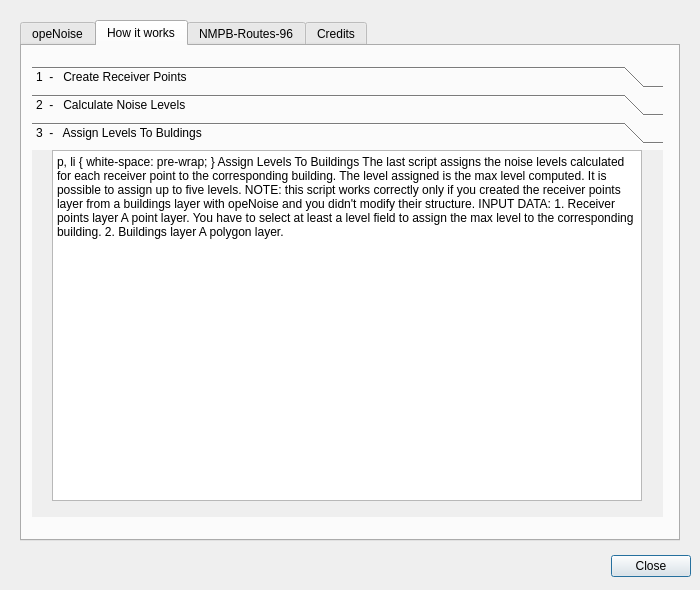
First picture: the form in tools/ui_Informations.ui, repository Arpapiemonte/openoise-map, before the edit.
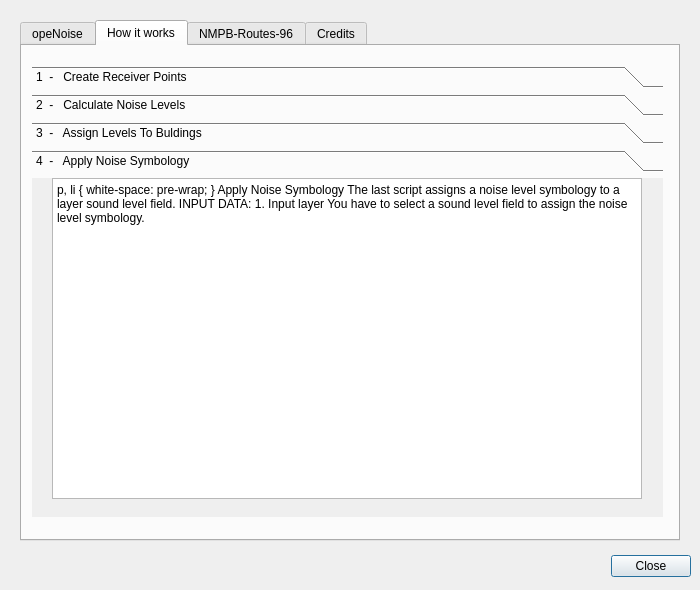
Second picture: the form after the edit. The open tabs and pages were chosen to show the change. Icons and pictures are not drawn.

Diff of the .ui file:
```diff
--- a/tools/ui_Informations.ui
+++ b/tools/ui_Informations.ui
@@ -110,7 +110,7 @@
      <property name="currentIndex">
       <number>0</number>
      </property>
-     <widget class="QWidget" name="page_2">
+     <widget class="QWidget" name="page_1">
       <property name="geometry">
        <rect>
         <x>0</x>
@@ -216,7 +216,7 @@
 p, li { white-space: pre-wrap; }
 &lt;/style&gt;&lt;/head&gt;&lt;body style=&quot; font-family:'Ubuntu'; font-size:11pt; font-weight:400; font-style:normal;&quot;&gt;
 &lt;p align=&quot;center&quot; style=&quot; margin-top:12px; margin-bottom:12px; margin-left:0px; margin-right:0px; -qt-block-indent:0; text-indent:0px;&quot;&gt;&lt;span style=&quot; font-size:16pt; font-weight:600;&quot;&gt;Assign Levels To Buildings&lt;/span&gt;&lt;/p&gt;
-&lt;p align=&quot;justify&quot; style=&quot; margin-top:12px; margin-bottom:12px; margin-left:0px; margin-right:0px; -qt-block-indent:0; text-indent:0px;&quot;&gt;&lt;br /&gt;&lt;span style=&quot; font-size:12pt;&quot;&gt;The last script assigns the noise levels calculated for each receiver point to the corresponding building.&lt;/span&gt;&lt;/p&gt;
+&lt;p align=&quot;justify&quot; style=&quot; margin-top:12px; margin-bottom:12px; margin-left:0px; margin-right:0px; -qt-block-indent:0; text-indent:0px;&quot;&gt;&lt;br /&gt;&lt;span style=&quot; font-size:12pt;&quot;&gt;The third script assigns the noise levels calculated for each receiver point to the corresponding building.&lt;/span&gt;&lt;/p&gt;
 &lt;p align=&quot;justify&quot; style=&quot; margin-top:12px; margin-bottom:12px; margin-left:0px; margin-right:0px; -qt-block-indent:0; text-indent:0px;&quot;&gt;&lt;span style=&quot; font-size:12pt;&quot;&gt;The level assigned is the max level computed.&lt;/span&gt;&lt;/p&gt;
 &lt;p align=&quot;justify&quot; style=&quot; margin-top:12px; margin-bottom:12px; margin-left:0px; margin-right:0px; -qt-block-indent:0; text-indent:0px;&quot;&gt;&lt;span style=&quot; font-size:12pt;&quot;&gt;It is possible to assign up to five levels.&lt;/span&gt;&lt;/p&gt;
 &lt;p align=&quot;justify&quot; style=&quot; margin-top:12px; margin-bottom:12px; margin-left:0px; margin-right:0px; -qt-block-indent:0; text-indent:0px;&quot;&gt;&lt;span style=&quot; font-size:12pt;&quot;&gt;NOTE: this script works correctly only if you created the receiver points layer from a buildings layer with opeNoise and you didn't modify their structure.&lt;br /&gt;&lt;/span&gt;&lt;/p&gt;
@@ -225,6 +225,39 @@
        </property>
       </widget>
      </widget>
+     <widget class="QWidget" name="page_4">
+      <property name="geometry">
+       <rect>
+        <x>0</x>
+        <y>0</y>
+        <width>631</width>
+        <height>327</height>
+       </rect>
+      </property>
+      <attribute name="label">
+       <string>4  -   Apply Noise Symbology</string>
+      </attribute>
+      <widget class="QTextBrowser" name="textBrowser_11">
+       <property name="geometry">
+        <rect>
+         <x>20</x>
+         <y>0</y>
+         <width>590</width>
+         <height>321</height>
+        </rect>
+       </property>
+       <property name="html">
+        <string>&lt;!DOCTYPE HTML PUBLIC &quot;-//W3C//DTD HTML 4.0//EN&quot; &quot;http://www.w3.org/TR/REC-html40/strict.dtd&quot;&gt;
+&lt;html&gt;&lt;head&gt;&lt;meta name=&quot;qrichtext&quot; content=&quot;1&quot; /&gt;&lt;style type=&quot;text/css&quot;&gt;
+p, li { white-space: pre-wrap; }
+&lt;/style&gt;&lt;/head&gt;&lt;body style=&quot; font-family:'Ubuntu'; font-size:11pt; font-weight:400; font-style:normal;&quot;&gt;
+&lt;p align=&quot;center&quot; style=&quot; margin-top:12px; margin-bottom:12px; margin-left:0px; margin-right:0px; -qt-block-indent:0; text-indent:0px;&quot;&gt;&lt;span style=&quot; font-size:16pt; font-weight:600;&quot;&gt;Apply Noise Symbology&lt;/span&gt;&lt;/p&gt;
+&lt;p align=&quot;justify&quot; style=&quot; margin-top:12px; margin-bottom:12px; margin-left:0px; margin-right:0px; -qt-block-indent:0; text-indent:0px;&quot;&gt;&lt;br /&gt;&lt;span style=&quot; font-size:12pt;&quot;&gt;The last script assigns a noise level symbology to a layer sound level field.&lt;br /&gt;&lt;/span&gt;&lt;/p&gt;
+&lt;p align=&quot;justify&quot; style=&quot; margin-top:12px; margin-bottom:12px; margin-left:0px; margin-right:0px; -qt-block-indent:0; text-indent:0px;&quot;&gt;&lt;span style=&quot; font-size:12pt; font-weight:600; font-style:italic; text-decoration: underline;&quot;&gt;INPUT DATA:&lt;/span&gt;&lt;/p&gt;
+&lt;p align=&quot;justify&quot; style=&quot; margin-top:12px; margin-bottom:12px; margin-left:0px; margin-right:0px; -qt-block-indent:0; text-indent:0px;&quot;&gt;&lt;span style=&quot; font-size:12pt; font-style:italic;&quot;&gt;1. Input layer&lt;br /&gt;&lt;/span&gt;&lt;span style=&quot; font-size:12pt;&quot;&gt;You have to select a sound level field to assign the noise level symbology.&lt;br /&gt;&lt;br /&gt;&lt;/span&gt;&lt;/p&gt;&lt;/body&gt;&lt;/html&gt;</string>
+       </property>
+      </widget>
+     </widget>
     </widget>
    </widget>
    <widget class="QWidget" name="tab_2">
```
Left out of the diff: 10 changed lines with no effect on the pictures.
